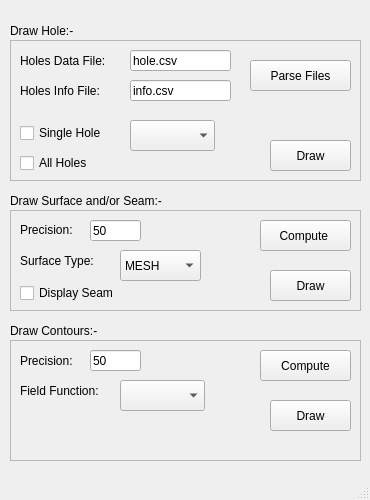
Qt form mainwindow.ui (atul516/RM) before a commit.
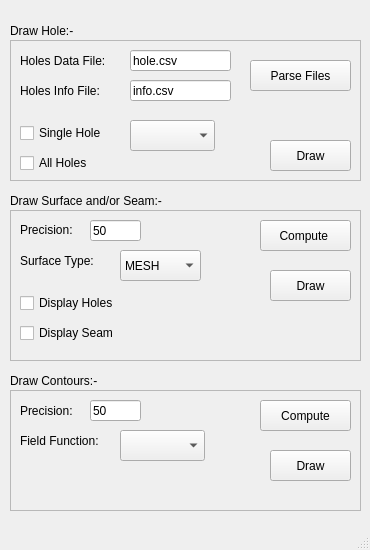
The same form after that commit.

Commit message: Labels added to the coordinate axes

Diff of the .ui file:
```diff
--- a/mainwindow.ui
+++ b/mainwindow.ui
@@ -7,7 +7,7 @@
     <x>0</x>
     <y>0</y>
     <width>370</width>
-    <height>500</height>
+    <height>550</height>
    </rect>
   </property>
   <property name="sizePolicy">
@@ -19,13 +19,13 @@
   <property name="minimumSize">
    <size>
     <width>370</width>
-    <height>500</height>
+    <height>550</height>
    </size>
   </property>
   <property name="maximumSize">
    <size>
     <width>370</width>
-    <height>500</height>
+    <height>550</height>
    </size>
   </property>
   <property name="windowTitle">
@@ -62,7 +62,7 @@
     <property name="geometry">
      <rect>
       <x>10</x>
-      <y>320</y>
+      <y>370</y>
       <width>111</width>
       <height>21</height>
      </rect>
@@ -207,7 +207,7 @@
       <x>10</x>
       <y>210</y>
       <width>351</width>
-      <height>101</height>
+      <height>151</height>
      </rect>
     </property>
     <property name="frameShape">
@@ -305,12 +305,25 @@
      <property name="geometry">
       <rect>
        <x>10</x>
-       <y>70</y>
+       <y>80</y>
        <width>121</width>
        <height>26</height>
       </rect>
      </property>
      <property name="text">
+      <string>Display Holes</string>
+     </property>
+    </widget>
+    <widget class="QCheckBox" name="checkBox_4">
+     <property name="geometry">
+      <rect>
+       <x>10</x>
+       <y>110</y>
+       <width>111</width>
+       <height>26</height>
+      </rect>
+     </property>
+     <property name="text">
       <string>Display Seam</string>
      </property>
     </widget>
@@ -319,7 +332,7 @@
     <property name="geometry">
      <rect>
       <x>10</x>
-      <y>340</y>
+      <y>390</y>
       <width>351</width>
       <height>121</height>
      </rect>
```
The commit also changes 2 other files.
